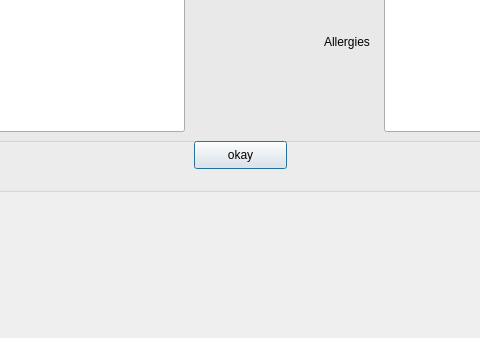
First picture: the form in Minor project - Copy/Minor/project/retrieve.ui, repository rishabhs-s/Minor, before the edit; both pictures show x 336 to 816 and y 379 to 717 of the 1175 by 717 pixel window.
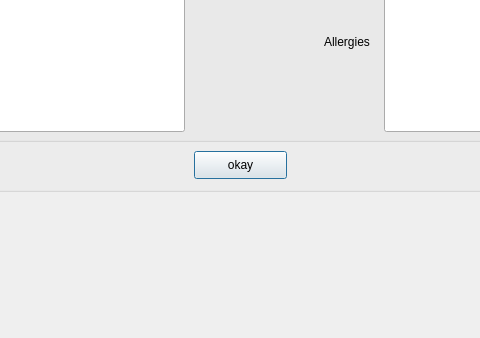
Second picture: the form after the edit.

What changed in the file:
```diff
--- a/Minor project - Copy/Minor/project/retrieve.ui
+++ b/Minor project - Copy/Minor/project/retrieve.ui
@@ -29,7 +29,7 @@
     <property name="geometry">
      <rect>
       <x>390</x>
-      <y>460</y>
+      <y>470</y>
       <width>93</width>
       <height>28</height>
      </rect>
```
